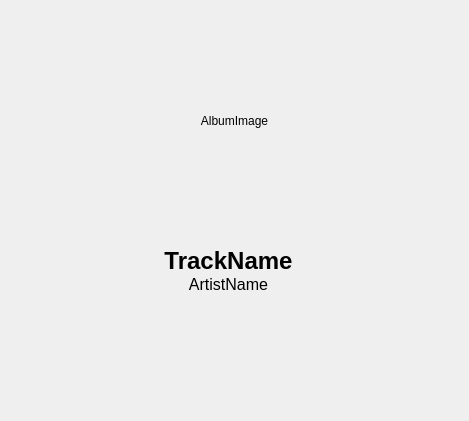
MansTomb/uamp, file app/src/PlayerView.ui: the form before one commit.
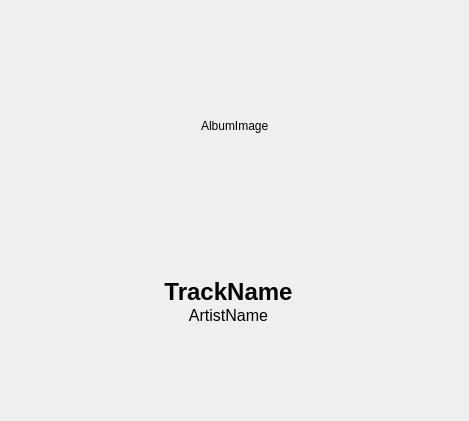
The form after the commit. Icons and pictures are not drawn.

Patch:
```diff
--- a/app/src/PlayerView.ui
+++ b/app/src/PlayerView.ui
@@ -16,7 +16,7 @@
   <property name="styleSheet">
    <string notr="true"/>
   </property>
-  <layout class="QVBoxLayout" name="verticalLayout_3" stretch="20,5,10">
+  <layout class="QVBoxLayout" name="verticalLayout_3" stretch="3,3,1,2">
    <property name="leftMargin">
     <number>0</number>
    </property>
@@ -30,20 +30,79 @@
     <number>0</number>
    </property>
    <item>
-    <widget class="QLabel" name="playerAlbumImage">
-     <property name="sizePolicy">
-      <sizepolicy hsizetype="Expanding" vsizetype="Expanding">
-       <horstretch>0</horstretch>
-       <verstretch>0</verstretch>
-      </sizepolicy>
+    <layout class="QGridLayout" name="gridLayout_2">
+     <item row="1" column="2">
+      <spacer name="horizontalSpacer_3">
+       <property name="orientation">
+        <enum>Qt::Horizontal</enum>
+       </property>
+       <property name="sizeType">
+        <enum>QSizePolicy::Expanding</enum>
+       </property>
+       <property name="sizeHint" stdset="0">
+        <size>
+         <width>20</width>
+         <height>20</height>
+        </size>
+       </property>
+      </spacer>
+     </item>
+     <item row="1" column="0">
+      <spacer name="horizontalSpacer_2">
+       <property name="orientation">
+        <enum>Qt::Horizontal</enum>
+       </property>
+       <property name="sizeType">
+        <enum>QSizePolicy::Expanding</enum>
+       </property>
+       <property name="sizeHint" stdset="0">
+        <size>
+         <width>20</width>
+         <height>20</height>
+        </size>
+       </property>
+      </spacer>
+     </item>
+     <item row="1" column="1">
+      <widget class="QLabel" name="playerAlbumImage">
+       <property name="text">
+        <string>AlbumImage</string>
+       </property>
+      </widget>
+     </item>
+     <item row="0" column="1">
+      <spacer name="verticalSpacer_3">
+       <property name="orientation">
+        <enum>Qt::Vertical</enum>
+       </property>
+       <property name="sizeType">
+        <enum>QSizePolicy::Expanding</enum>
+       </property>
+       <property name="sizeHint" stdset="0">
+        <size>
+         <width>20</width>
+         <height>20</height>
+        </size>
+       </property>
+      </spacer>
+     </item>
+    </layout>
+   </item>
+   <item>
+    <spacer name="verticalSpacer_4">
+     <property name="orientation">
+      <enum>Qt::Vertical</enum>
      </property>
-     <property name="text">
-      <string>AlbumImage</string>
+     <property name="sizeType">
+      <enum>QSizePolicy::Expanding</enum>
      </property>
-     <property name="alignment">
-      <set>Qt::AlignCenter</set>
+     <property name="sizeHint" stdset="0">
+      <size>
+       <width>20</width>
+       <height>20</height>
+      </size>
      </property>
-    </widget>
+    </spacer>
    </item>
    <item>
     <layout class="QHBoxLayout" name="horizontalLayout_3">
```
